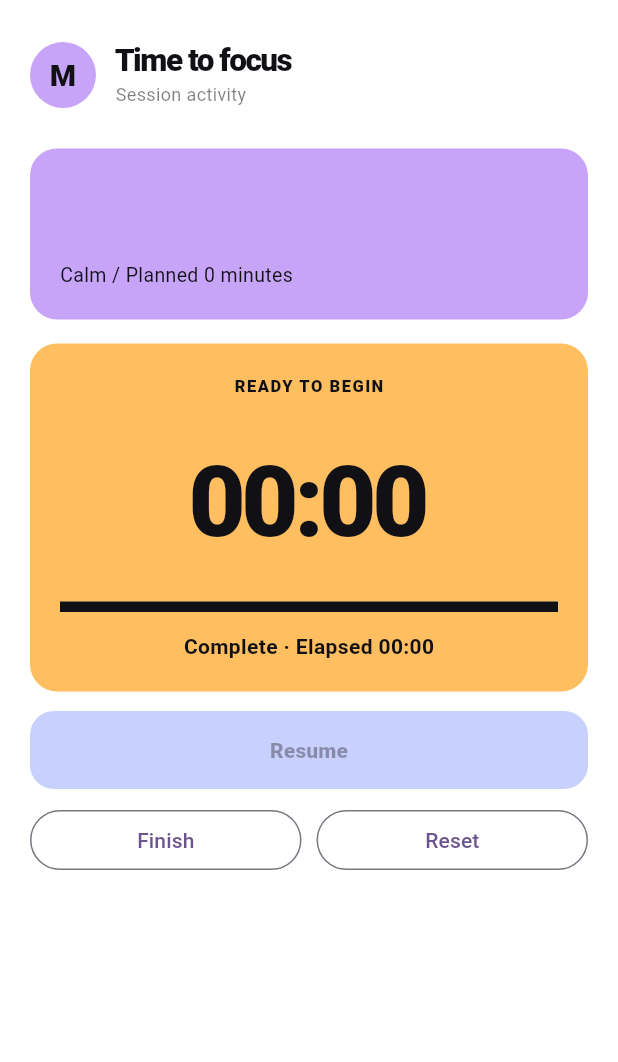
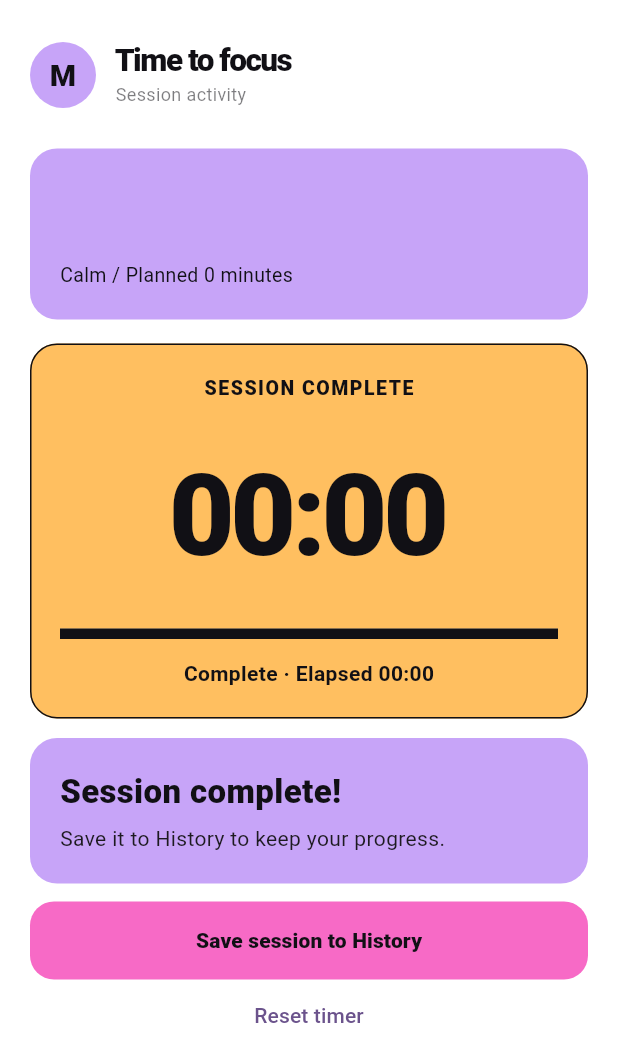
Before and after one commit to ozemoya/project1-adaptive-focus-studio, a Flutter app: the FocusScreen widget shown alone on an empty page, opened directly with empty values, after a tap on "Start session", on a phone screen of 412 x 824 dp. Shown: the top 1062 px of the screen. Run offline on Flutter 3.47's test engine with Material 3 defaults, Android fonts, the phone set to English and light mode, and no system bars; our stand-ins replace shared_preferences, sqflite, sqflite_common_ffi; accounts and stored records are empty.

Commit message:
Clarify focus timer completion and document peer feedback

```diff
--- a/app/lib/focus_screen.dart
+++ b/app/lib/focus_screen.dart
@@ -236,13 +236,20 @@ class _FocusScreenState extends State<FocusScreen> {
         ],
         StudioCard(
           color: orange,
+          borderColor: ink,
           child: Column(
             children: [
-              const Text(
-                'READY TO BEGIN',
-                style: TextStyle(
+              Text(
+                _completed
+                    ? 'SESSION COMPLETE'
+                    : _running
+                    ? 'FOCUS TIMER'
+                    : _started
+                    ? 'TIMER PAUSED'
+                    : 'READY TO BEGIN',
+                style: const TextStyle(
                   color: ink,
-                  fontSize: 11,
+                  fontSize: 13,
                   fontWeight: FontWeight.w800,
                   letterSpacing: 1,
                 ),
@@ -260,7 +267,7 @@ class _FocusScreenState extends State<FocusScreen> {
                       key: const Key('focus-timer'),
                       style: const TextStyle(
                         color: ink,
-                        fontSize: 66,
+                        fontSize: 76,
                         fontWeight: FontWeight.w900,
                         letterSpacing: -3,
                       ),
@@ -284,11 +291,43 @@ class _FocusScreenState extends State<FocusScreen> {
           ),
         ),
         const SizedBox(height: 13),
+        if (_completed) ...[
+          Semantics(
+            liveRegion: true,
+            child: const StudioCard(
+              color: lavender,
+              child: Column(
+                crossAxisAlignment: CrossAxisAlignment.start,
+                children: [
+                  Text(
+                    'Session complete!',
+                    style: TextStyle(
+                      color: ink,
+                      fontSize: 22,
+                      fontWeight: FontWeight.w900,
+                    ),
+                  ),
+                  SizedBox(height: 6),
+                  Text('Save it to History to keep your progress.'),
+                ],
+              ),
+            ),
+          ),
+          const SizedBox(height: 12),
+          StudioButton(
+            label: _saving ? 'Saving...' : 'Save session to History',
+            onPressed: _saving ? null : _finish,
+          ),
+          TextButton(
+            onPressed: _confirmReset,
+            child: const Text('Reset timer'),
+          ),
+        ] else ...[
           if (_started)
             StudioButton(
               color: periwinkle,
               label: _running ? 'Pause' : 'Resume',
-            onPressed: !_completed ? (_running ? _pause : _start) : null,
+              onPressed: _running ? _pause : _start,
             ),
           const SizedBox(height: 10),
           Row(
@@ -308,6 +347,7 @@ class _FocusScreenState extends State<FocusScreen> {
               ),
             ],
           ),
+        ],
         if (suggestion != null && _showSuggestion && !_started) ...[
           const SizedBox(height: 13),
           StudioCard(
```
Also changed, not shown: 4 other files. Lines whose indentation alone changed are shown as unchanged.
